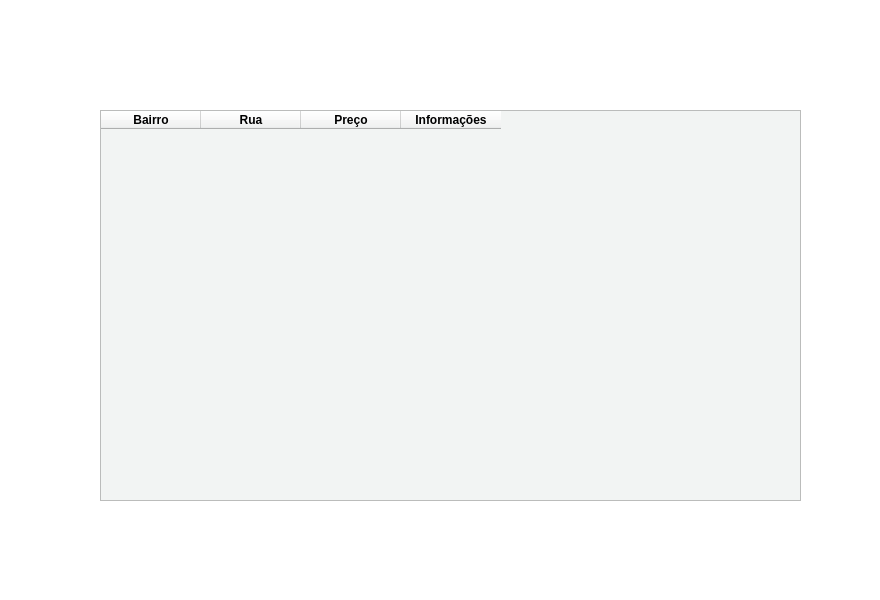
Old version of the form Telas/ver_todos.ui in the repository lucasousa/Projeto-Loca-Facil.
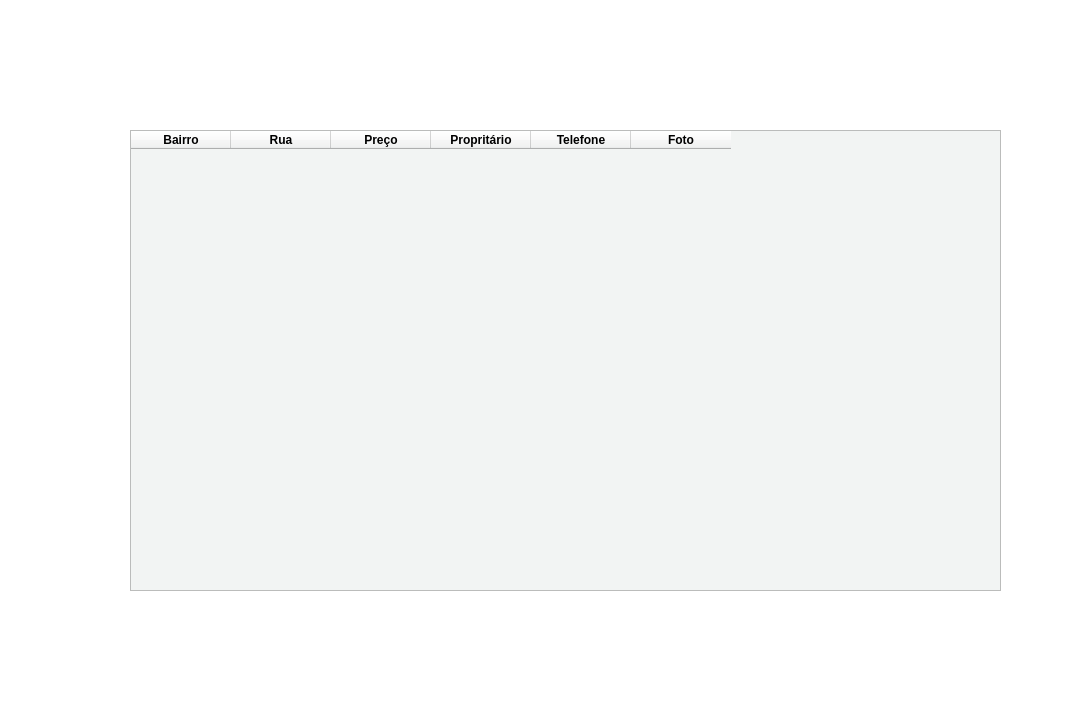
New version of the form. Icons and pictures are not drawn.

```diff
--- a/Telas/ver_todos.ui
+++ b/Telas/ver_todos.ui
@@ -6,8 +6,8 @@
    <rect>
     <x>0</x>
     <y>0</y>
-    <width>880</width>
-    <height>600</height>
+    <width>1083</width>
+    <height>724</height>
    </rect>
   </property>
   <property name="windowTitle">
@@ -21,7 +21,7 @@
     <property name="geometry">
      <rect>
       <x>40</x>
-      <y>30</y>
+      <y>60</y>
       <width>60</width>
       <height>41</height>
      </rect>
@@ -47,10 +47,10 @@
    <widget class="QTableWidget" name="tableWidget_2">
     <property name="geometry">
      <rect>
-      <x>100</x>
-      <y>110</y>
-      <width>701</width>
-      <height>391</height>
+      <x>130</x>
+      <y>130</y>
+      <width>871</width>
+      <height>461</height>
      </rect>
     </property>
     <property name="styleSheet">
@@ -78,7 +78,17 @@
     </column>
     <column>
      <property name="text">
-      <string>Informações</string>
+      <string>Propritário</string>
+     </property>
+    </column>
+    <column>
+     <property name="text">
+      <string>Telefone</string>
+     </property>
+    </column>
+    <column>
+     <property name="text">
+      <string>Foto</string>
      </property>
     </column>
    </widget>
```
